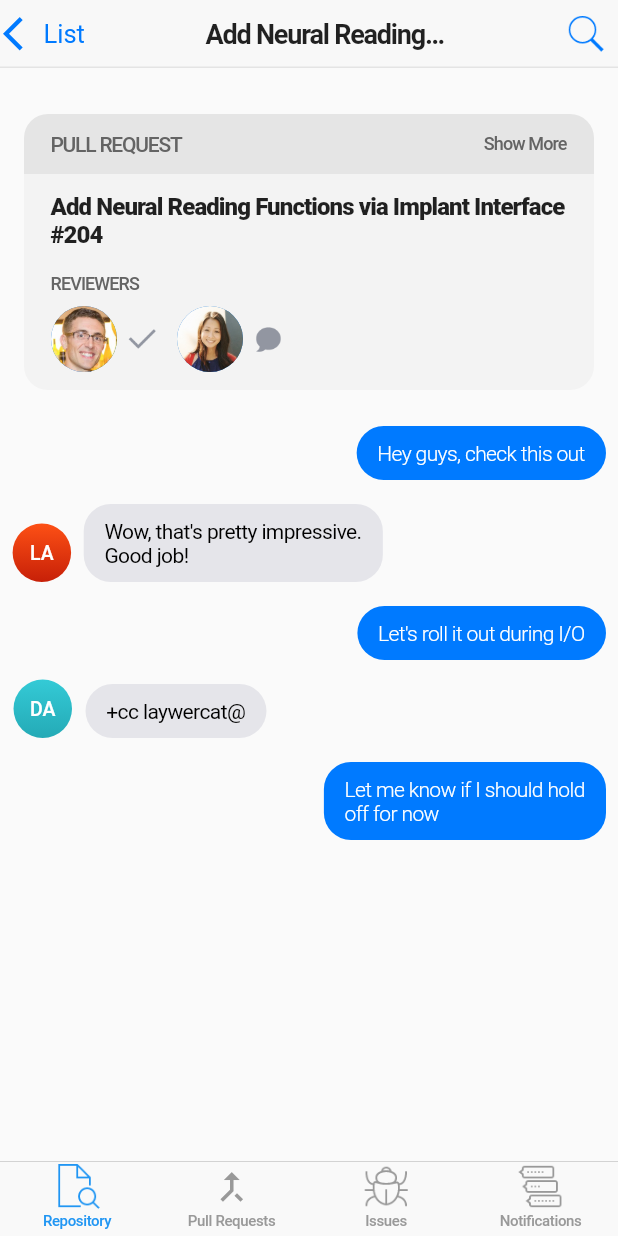
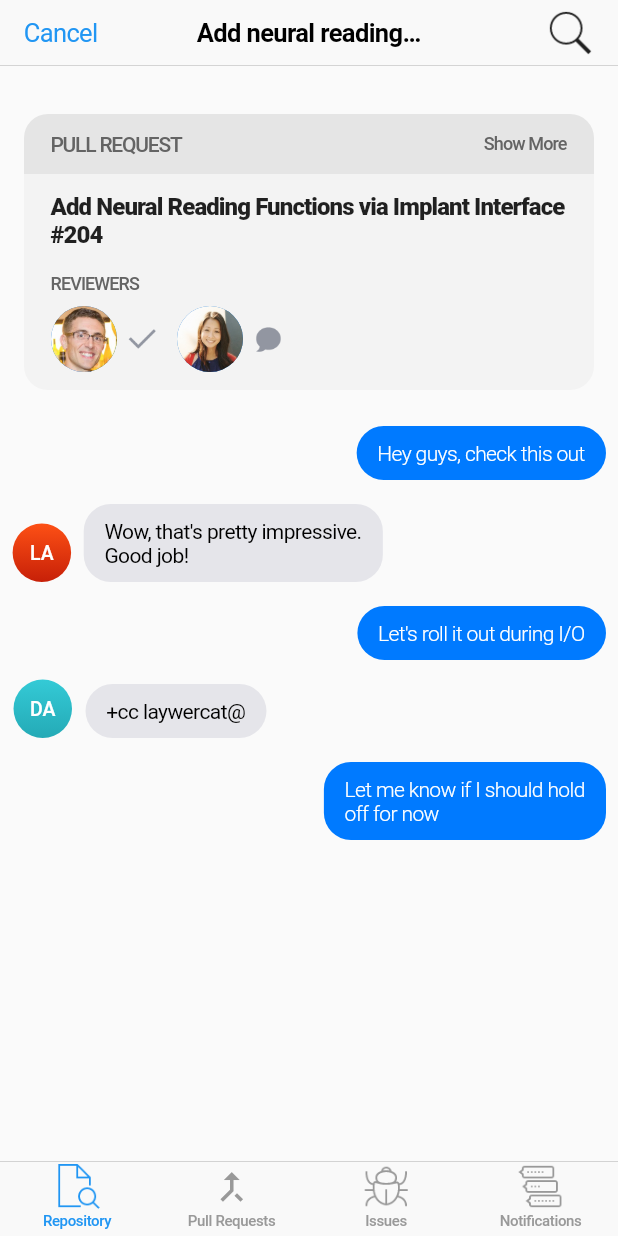
Before and after one commit to xster/ios-flutter-demo, a Flutter app: the screen it shows after launch, on a phone screen of 412 x 824 dp. Run offline on Flutter 3.47's test engine with Material 2 defaults, Android fonts, the phone set to English and light mode, and no system bars.

Commit message:
before ios scaffolding

```diff
--- a/lib/main.dart
+++ b/lib/main.dart
@@ -32,7 +32,17 @@ class IosDemoApp extends StatelessWidget {
             ),
             new Align(
               alignment: FractionalOffset.topCenter,
-              child: new IosAppBar(),
+              child: new CupertinoNavigationBar(
+                leading: new CupertinoButton(
+                  padding: const EdgeInsets.all(0.0),
+                  child: const Text('Cancel'),
+                  onPressed: () {},
+                ),
+                middle: const Text('Add neural reading…', style: const TextStyle(
+                  fontWeight: FontWeight.w700,
+                )),
+                trailing: const ImageIcon(const AssetImage('assets/search.png')),
+              ),
             ),
             new Align(
               alignment: FractionalOffset.bottomCenter,
```
